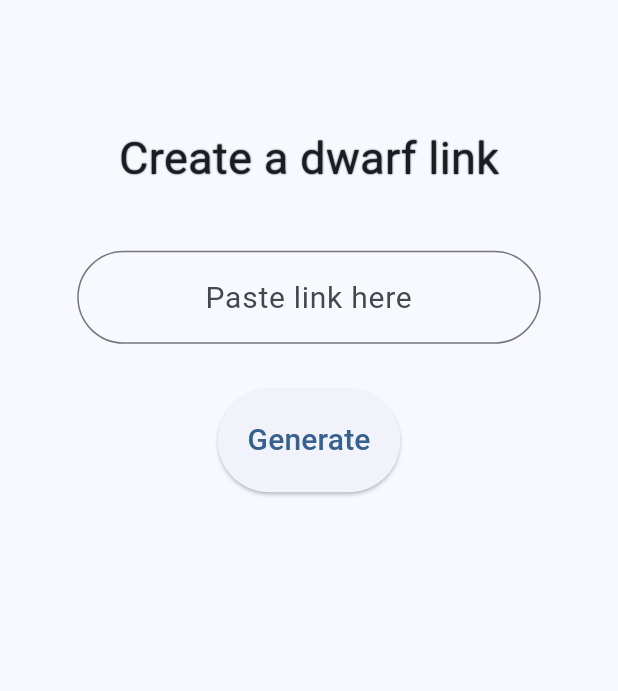
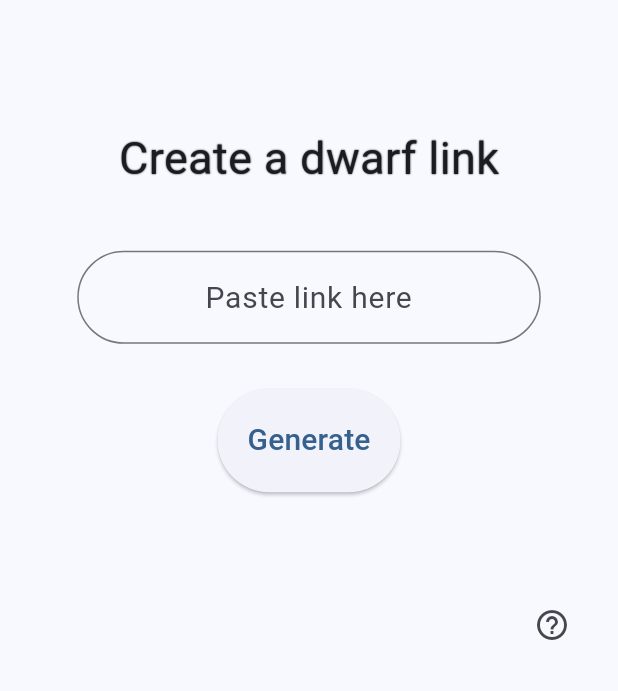
Before and after one commit to TamilKannanCV/dwarfurl, a Flutter app: the screen it shows after launch, on a phone screen of 412 x 824 dp, the part 545-1236 px from its top. Run offline on Flutter 3.47's test engine with Material 2 defaults, Android fonts, the phone set to English and light mode, and no system bars; drawn by our look-alikes of avatar_glow; our stand-ins replace auto_size_text, cloud_firestore, firebase_core, flutter_svg, google_fonts, package_info_plus; missing offline and left inert: clipboard, dart:js, regexpattern; accounts and stored records are empty; statements that could not run were skipped.

Commit message:
updated and added about screen

```diff
--- a/lib/screens/home_screen.dart
+++ b/lib/screens/home_screen.dart
@@ -6,6 +6,7 @@ import 'package:dwarfurl/constants.dart';
 import 'package:dwarfurl/providers/firebase_provider.dart';
 import 'package:dwarfurl/screens/link_screen.dart';
 import 'package:dwarfurl/utils/alert_utils.dart';
+import 'package:package_info_plus/package_info_plus.dart';
 import 'package:provider/provider.dart';
 import 'package:regexpattern/regexpattern.dart';
 
@@ -37,7 +38,10 @@ class _HomeScreenState extends State<HomeScreen> {
   @override
   Widget build(BuildContext context) {
     return Scaffold(
-      body: Center(
+      body: Stack(
+        fit: StackFit.expand,
+        children: [
+          Center(
               child: SingleChildScrollView(
             child: Column(
               mainAxisSize: MainAxisSize.min,
@@ -161,6 +165,25 @@ class _HomeScreenState extends State<HomeScreen> {
               ],
             ),
           )),
+          Positioned(
+            bottom: 20.0,
+            right: 20.0,
+            child: IconButton(
+              onPressed: () async {
+                final package = await PackageInfo.fromPlatform();
+                showAboutDialog(
+                  context: context,
+                  applicationName: "dwarfUrl",
+                  applicationIcon: SvgPicture.asset(kLogo),
+                  applicationLegalese: "Tamil KannanCV",
+                  applicationVersion: package.version,
+                );
+              },
+              icon: const Icon(Icons.help_outline),
+            ),
+          )
+        ],
+      ),
     );
   }
 }
--- a/lib/screens/link_screen.dart
+++ b/lib/screens/link_screen.dart
@@ -36,8 +36,7 @@ class _LinkScreenState extends State<LinkScreen> {
           false) {
         if (value != null) {
           canLaunch(value).then((e) async {
-            // TODO: un comment it
-            // if (e) await launch(value);
+            if (e) await launch(value);
           });
         }
       }
--- a/pubspec.yaml
+++ b/pubspec.yaml
@@ -25,6 +25,7 @@ dependencies:
   auto_size_text: ^3.0.0
   animations: ^2.0.2
   url_launcher: ^6.0.20
+  package_info_plus: ^1.4.0
 
 dev_dependencies:
   flutter_test:
```
Also changed, not shown: assets/images/logo.png, pubspec.lock, 8 other files. Lines whose indentation alone changed are shown as unchanged.
